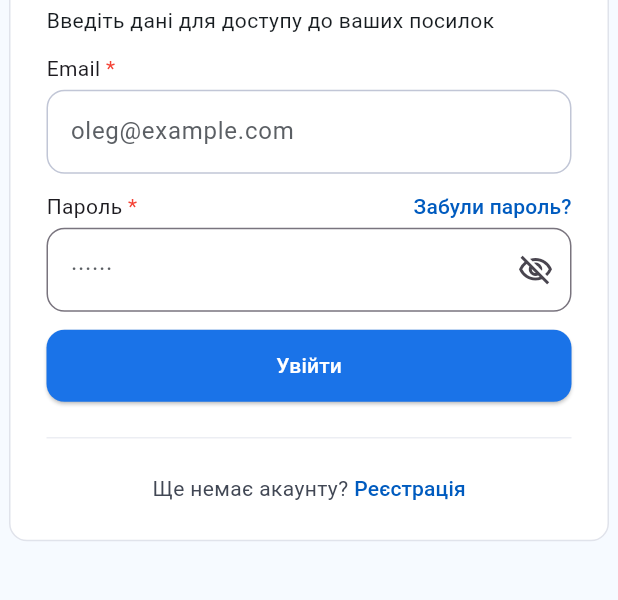
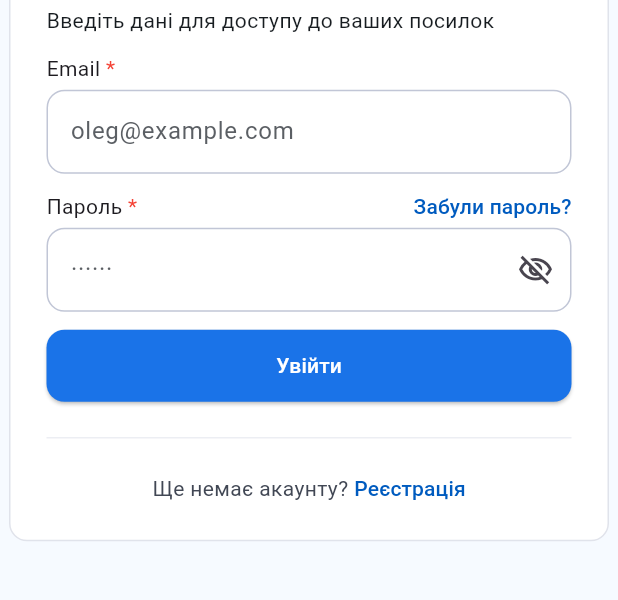
Before and after one commit to olexik1/PosTrack, a Flutter app: the screen it shows after launch, on a phone screen of 412 x 824 dp, the part 412-1012 px from its top. Run offline on Flutter 3.47's test engine with Material 3 defaults, Android fonts, the phone set to English and light mode, and no system bars; our stand-ins replace go_router.

Commit message:
виніс віджет поля вводу, віджет форма та кольори в окремі файли та структури. підключив роутер для навігації, поки що він не покриває всі сторінки

```diff
--- a/lib/main.dart
+++ b/lib/main.dart
@@ -1,4 +1,5 @@
 import 'package:flutter/material.dart';
+import 'package:mail_tracking_service/router.dart';
 import 'package:mail_tracking_service/screens/login_screen.dart';
 
 void main() {
@@ -10,11 +11,9 @@ class MyApp extends StatelessWidget {
 
   @override
   Widget build(BuildContext context) {
-    return const MaterialApp(
+    return MaterialApp.router(
+      routerConfig: router,
       debugShowCheckedModeBanner: false,
-      home: Scaffold(
-        body: LoginScreen(),
-      ),
     );
   }
 }
--- a/lib/router.dart
+++ b/lib/router.dart
@@ -0,0 +1,16 @@
+import 'package:go_router/go_router.dart';
+import 'package:mail_tracking_service/screens/letter_sent_screen.dart';
+import 'package:mail_tracking_service/screens/login_screen.dart';
+import 'package:mail_tracking_service/screens/register_screen.dart';
+import 'package:mail_tracking_service/screens/forgot_password_screen.dart';
+
+// Навігація по різних сторінках застосунку
+final router = GoRouter(
+  initialLocation: '/login',
+  routes: [
+    GoRoute(path: '/login', builder: (c, s) => const LoginScreen()),
+    GoRoute(path: '/register', builder: (c, s) => const RegisterScreen()),
+    GoRoute(path: '/forgot-pass', builder: (c, s) => const ForgotPasswordScreen()),
+    GoRoute(path: '/letter-sent', builder: (c, s) => const LetterSentScreen()),
+  ],
+);
--- a/lib/screens/login_screen.dart
+++ b/lib/screens/login_screen.dart
@@ -1,51 +1,14 @@
 import 'package:flutter/material.dart';
+import 'package:mail_tracking_service/widgets/authentication_scaffold.dart';
+import 'package:go_router/go_router.dart';
+import 'package:mail_tracking_service/widgets/form_input_field.dart';
 
 class LoginScreen extends StatelessWidget {
   const LoginScreen({super.key});
 
   @override
   Widget build(BuildContext context) {
-    return Scaffold(
-      backgroundColor: const Color(0xFFF6FAFF),
-      body: SafeArea(
-        child: Center(
-          child: ConstrainedBox(
-            constraints: const BoxConstraints(
-              minWidth: 280,
-              maxWidth: 400,
-            ),
-            child: Column(
-              mainAxisAlignment: MainAxisAlignment.center,
-              spacing: 12,
-              children: [
-                const Text(
-                  "PosTrack",
-                  style: TextStyle(
-                      color: Color(0xFF1A73E8),
-                      fontWeight: FontWeight.bold,
-                      fontSize: 20
-                  ),
-                ),
-                SizedBox(
-                  width: double.infinity,
-                  child: Container(
-                    padding: const EdgeInsets.all(24),
-                    decoration: BoxDecoration(
-                      color: Colors.white,
-                      border: Border.all(
-                        color: const Color(0xFFC1C6D6).withValues(alpha: 0.5),
-                      ),
-                      borderRadius: BorderRadius.circular(12),
-                    ),
-                    child: const LoginForm(),
-                  ),
-                ),
-              ],
-            ),
-          ),
-        ),
-      ),
-    );
+    return AuthenticationScaffold(child: const LoginForm());
   }
 }
 
@@ -186,6 +149,17 @@ class _LoginFormState extends State<LoginForm> {
                         borderRadius: BorderRadius.all(Radius.circular(12)),
                         borderSide: BorderSide(color: const Color(0xFFC1C6D6))
                     ),
+                  enabledBorder: OutlineInputBorder(
+                    borderRadius: BorderRadius.circular(12),
+                    borderSide: const BorderSide(color: Color(0xFFC1C6D6)),
+                  ),
+                  focusedBorder: OutlineInputBorder(
+                    borderRadius: BorderRadius.circular(12),
+                    borderSide: const BorderSide(
+                      color: Color(0xFF1A73E8),
+                      width: 1.5,
+                    ),
+                  ),
                   suffixIcon: IconButton(
                     onPressed: () {
                       setState(() {
--- /dev/null
+++ b/lib/widgets/authentication_scaffold.dart
@@ -0,0 +1,55 @@
+import 'package:flutter/material.dart';
+
+class AuthenticationScaffold extends StatelessWidget {
+  final Widget child;
+
+  const AuthenticationScaffold({
+    super.key,
+    required this.child,
+  });
+
+  @override
+  Widget build(BuildContext context) {
+    return Scaffold(
+      backgroundColor: const Color(0xFFF6FAFF),
+      body: SafeArea(
+        child: Center(
+          child: ConstrainedBox(
+            constraints: const BoxConstraints(
+              minWidth: 280,
+              maxWidth: 400,
+            ),
+            child: Column(
+              mainAxisAlignment: MainAxisAlignment.center,
+              spacing: 12,
+              children: [
+                const Text(
+                  "PosTrack",
+                  style: TextStyle(
+                      color: Color(0xFF1A73E8),
+                      fontWeight: FontWeight.bold,
+                      fontSize: 20
+                  ),
+                ),
+                SizedBox(
+                  width: double.infinity,
+                  child: Container(
+                    padding: const EdgeInsets.all(24),
+                    decoration: BoxDecoration(
+                      color: Colors.white,
+                      border: Border.all(
+                        color: const Color(0xFFC1C6D6).withValues(alpha: 0.5),
+                      ),
+                      borderRadius: BorderRadius.circular(12),
+                    ),
+                    child: child,
+                  ),
+                ),
+              ],
+            ),
+          ),
+        ),
+      ),
+    );
+  }
+}
```
Also changed, not shown: lib/screens/forgot_password_screen.dart (added, +10 -0 lines), lib/screens/letter_sent_screen.dart (added, +10 -0 lines), lib/screens/register_screen.dart (added, +10 -0 lines), lib/theme/app_colors.dart (added, +14 -0 lines), lib/widgets/form_input_field.dart (added, +101 -0 lines).
